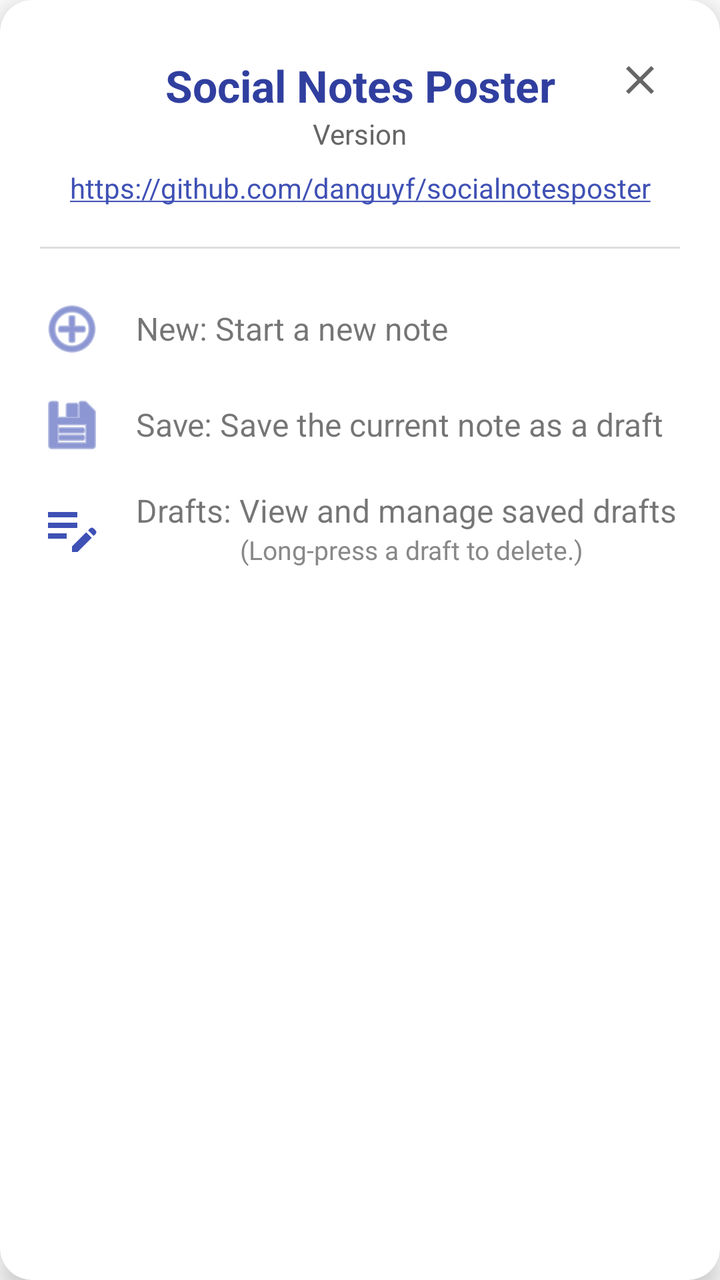
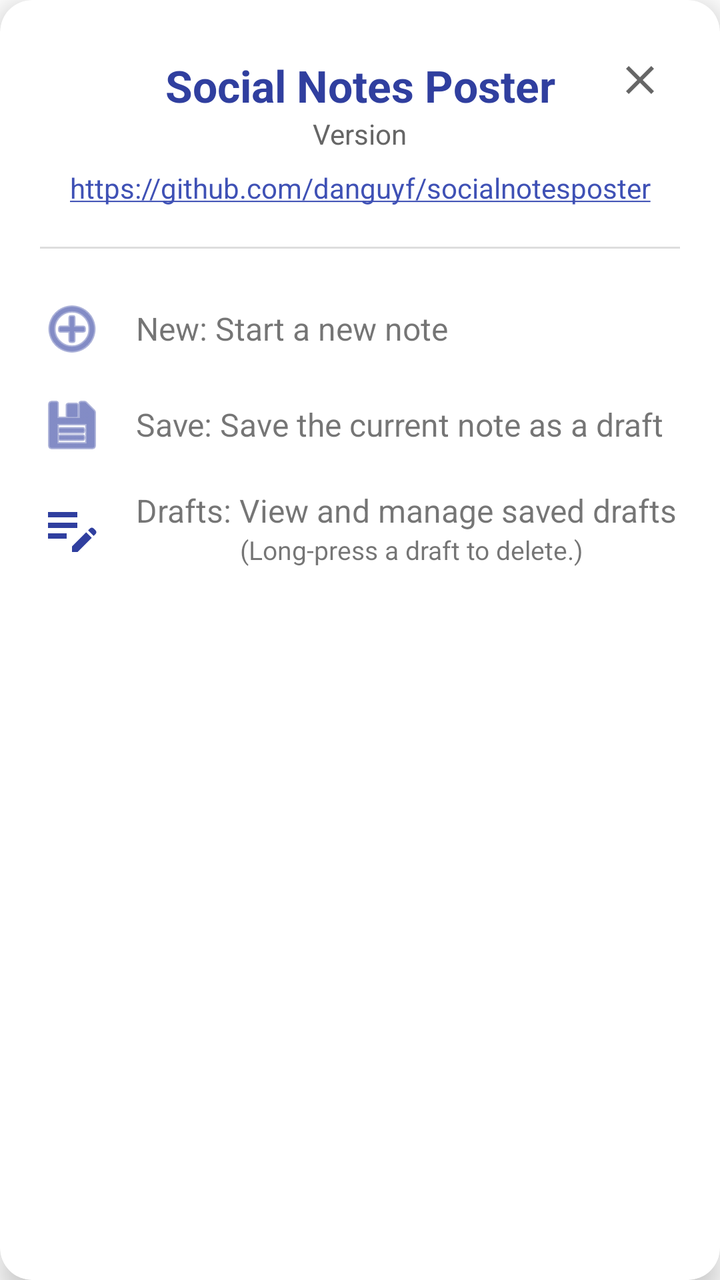

Two renders of the same Android screen: before a commit and after it. Below are the layout's source before the change and the commit's diff.
<!-- AndroidManifest.xml: application theme Theme.SocialNotesPoster -->
<!-- res/layout/dialog_help.xml -->
<?xml version="1.0" encoding="utf-8"?>
<com.google.android.material.card.MaterialCardView xmlns:android="http://schemas.android.com/apk/res/android"
    xmlns:app="http://schemas.android.com/apk/res-auto"
    android:layout_width="match_parent"
    android:layout_height="wrap_content"
    app:cardCornerRadius="16dp"
    app:cardElevation="8dp"
    android:layout_margin="24dp">

    <androidx.constraintlayout.widget.ConstraintLayout
        android:layout_width="match_parent"
        android:layout_height="wrap_content"
        android:padding="20dp">

        <ImageButton
            android:id="@+id/btnCloseHelp"
            android:layout_width="40dp"
            android:layout_height="40dp"
            android:background="?attr/selectableItemBackgroundBorderless"
            android:src="@drawable/ic_close_24"
            android:contentDescription="Close"
            app:layout_constraintTop_toTopOf="parent"
            app:layout_constraintEnd_toEndOf="parent" />

        <TextView
            android:id="@+id/tvAppName"
            android:layout_width="wrap_content"
            android:layout_height="wrap_content"
            android:text="@string/app_name"
            android:textSize="22sp"
            android:textStyle="bold"
            android:textColor="@color/indigo_700"
            app:layout_constraintTop_toTopOf="parent"
            app:layout_constraintStart_toStartOf="parent"
            app:layout_constraintEnd_toEndOf="parent"
            android:layout_marginTop="8dp"/>

        <TextView
            android:id="@+id/tvAppVersion"
            android:layout_width="wrap_content"
            android:layout_height="wrap_content"
            android:text="Version"
            android:textSize="14sp"
            android:textColor="#666666"
            app:layout_constraintTop_toBottomOf="@id/tvAppName"
            app:layout_constraintStart_toStartOf="parent"
            app:layout_constraintEnd_toEndOf="parent" />

        <TextView
            android:id="@+id/tvRepoLink"
            android:layout_width="wrap_content"
            android:layout_height="wrap_content"
            android:text="@string/app_repo_url"
            android:textColor="@color/indigo_500"
            android:textSize="14sp"
            android:layout_marginTop="8dp"
            android:autoLink="web"
            android:linksClickable="true"
            app:layout_constraintTop_toBottomOf="@id/tvAppVersion"
            app:layout_constraintStart_toStartOf="parent"
            app:layout_constraintEnd_toEndOf="parent" />

        <View
            android:id="@+id/divider"
            android:layout_width="match_parent"
            android:layout_height="1dp"
            android:background="#DDDDDD"
            android:layout_marginTop="20dp"
            app:layout_constraintTop_toBottomOf="@id/tvRepoLink" />

        <LinearLayout
            android:layout_width="match_parent"
            android:layout_height="wrap_content"
            android:orientation="vertical"
            android:layout_marginTop="16dp"
            app:layout_constraintTop_toBottomOf="@id/divider"
            app:layout_constraintBottom_toBottomOf="parent">

            <LinearLayout
                android:layout_width="match_parent"
                android:layout_height="wrap_content"
                android:orientation="horizontal"
                android:gravity="center_vertical"
                android:paddingVertical="8dp">
                <ImageView
                    android:layout_width="32dp"
                    android:layout_height="32dp"
                    android:src="@android:drawable/ic_menu_add"
                    app:tint="@color/indigo_500" />
                <TextView
                    android:layout_width="wrap_content"
                    android:layout_height="wrap_content"
                    android:text="@string/icon_new_desc"
                    android:layout_marginStart="16dp"
                    android:textSize="16sp"/>
            </LinearLayout>

            <LinearLayout
                android:layout_width="match_parent"
                android:layout_height="wrap_content"
                android:orientation="horizontal"
                android:gravity="center_vertical"
                android:paddingVertical="8dp">
                <ImageView
                    android:layout_width="32dp"
                    android:layout_height="32dp"
                    android:src="@android:drawable/ic_menu_save"
                    app:tint="@color/indigo_500" />
                <TextView
                    android:layout_width="wrap_content"
                    android:layout_height="wrap_content"
                    android:text="@string/icon_save_desc"
                    android:layout_marginStart="16dp"
                    android:textSize="16sp"/>
            </LinearLayout>

            <LinearLayout
                android:layout_width="match_parent"
                android:layout_height="wrap_content"
                android:orientation="horizontal"
                android:gravity="center_vertical"
                android:paddingVertical="8dp">
                <ImageView
                    android:layout_width="32dp"
                    android:layout_height="32dp"
                    android:src="@drawable/baseline_edit_note_24"
                    app:tint="@color/indigo_500" />
                <LinearLayout
                    android:layout_width="wrap_content"
                    android:layout_height="wrap_content"
                    android:orientation="vertical"
                    android:layout_marginStart="16dp">
                    <TextView
                        android:layout_width="wrap_content"
                        android:layout_height="wrap_content"
                        android:text="@string/icon_drafts_desc"
                        android:textSize="16sp"/>

                    <TextView
                        android:layout_width="wrap_content"
                        android:layout_height="wrap_content"
                        android:layout_marginStart="52dp"
                        android:text="@string/long_press_delete_hint"
                        android:textColor="#888888"
                        android:textSize="13sp" />
                </LinearLayout>
            </LinearLayout>

        </LinearLayout>

    </androidx.constraintlayout.widget.ConstraintLayout>

</com.google.android.material.card.MaterialCardView>
<!-- resources referenced by this layout -->
<resources>
  <color name="indigo_500">#3F51B5</color>
  <color name="indigo_700">#303F9F</color>
  <!-- drawable baseline_edit_note_24 (drawable) -->
  <vector xmlns:android="http://schemas.android.com/apk/res/android"
      android:width="24dp"
      android:height="24dp"
      android:viewportWidth="24"
      android:viewportHeight="24"
      android:tint="?attr/colorControlNormal">
    <path
        android:fillColor="@android:color/white"
        android:pathData="M3,10h11v2H3V10zM3,8h11V6H3V8zM3,16h7v-2H3V16zM18.01,12.87l0.71,-0.71c0.39,-0.39 1.02,-0.39 1.41,0l0.71,0.71c0.39,0.39 0.39,1.02 0,1.41l-0.71,0.71L18.01,12.87zM17.3,13.58l-5.3,5.3V21h2.12l5.3,-5.3L17.3,13.58z"/>
  </vector>
  <!-- drawable ic_close_24 (drawable) -->
  <vector xmlns:android="http://schemas.android.com/apk/res/android"
      android:width="24dp"
      android:height="24dp"
      android:viewportWidth="24"
      android:viewportHeight="24"
      android:tint="?attr/colorControlNormal">
    <path
        android:fillColor="@android:color/white"
        android:pathData="M19,6.41L17.59,5,12,10.59,6.41,5,5,6.41,10.59,12,5,17.59,6.41,19,12,13.41,17.59,19,19,17.59,13.41,12z"/>
  </vector>
  <string name="app_name">Social Notes Poster</string>
  <string name="app_repo_url">https://github.com/danguyf/socialnotesposter</string>
  <string name="icon_drafts_desc">Drafts: View and manage saved drafts</string>
  <string name="icon_new_desc">New: Start a new note</string>
  <string name="icon_save_desc">Save: Save the current note as a draft</string>
  <string name="long_press_delete_hint">(Long-press a draft to delete.)</string>
  <style name="Theme.SocialNotesPoster" parent="Theme.MaterialComponents.DayNight.DarkActionBar">
          
          <item name="colorPrimary">@color/indigo_500</item>
          <item name="colorPrimaryVariant">@color/indigo_700</item>
          <item name="colorOnPrimary">@color/white</item>
          
          <item name="colorSecondary">@color/indigo_500</item>
          <item name="colorOnSecondary">@color/white</item>
          
          <item name="android:statusBarColor">?attr/colorPrimaryVariant</item>
          <item name="android:windowLightStatusBar" tools:targetApi="m">false</item>
      </style>
  <color name="white">#FFFFFFFF</color>
</resources>

<!-- the commit's change to res/layout/dialog_help.xml (unified diff, before → after) -->
@@ -29,7 +29,7 @@
             android:text="@string/app_name"
             android:textSize="22sp"
             android:textStyle="bold"
-            android:textColor="@color/indigo_700"
+            android:textColor="@color/app_name_text_color"
             app:layout_constraintTop_toTopOf="parent"
             app:layout_constraintStart_toStartOf="parent"
             app:layout_constraintEnd_toEndOf="parent"
@@ -86,7 +86,7 @@
                     android:layout_width="32dp"
                     android:layout_height="32dp"
                     android:src="@android:drawable/ic_menu_add"
-                    app:tint="@color/indigo_500" />
+                    app:tint="@color/icon_color" />
                 <TextView
                     android:layout_width="wrap_content"
                     android:layout_height="wrap_content"
@@ -105,7 +105,7 @@
                     android:layout_width="32dp"
                     android:layout_height="32dp"
                     android:src="@android:drawable/ic_menu_save"
-                    app:tint="@color/indigo_500" />
+                    app:tint="@color/icon_color" />
                 <TextView
                     android:layout_width="wrap_content"
                     android:layout_height="wrap_content"
@@ -124,7 +124,7 @@
                     android:layout_width="32dp"
                     android:layout_height="32dp"
                     android:src="@drawable/baseline_edit_note_24"
-                    app:tint="@color/indigo_500" />
+                    app:tint="@color/icon_color" />
                 <LinearLayout
                     android:layout_width="wrap_content"
                     android:layout_height="wrap_content"
@@ -141,7 +141,6 @@
                         android:layout_height="wrap_content"
                         android:layout_marginStart="52dp"
                         android:text="@string/long_press_delete_hint"
-                        android:textColor="#888888"
                         android:textSize="13sp" />
                 </LinearLayout>
             </LinearLayout>
<!-- resource entries referenced after the edit -->
@@ -1,5 +1,7 @@
 <!-- resources referenced by this layout -->
 <resources>
+  <color name="app_name_text_color">@color/indigo_700</color>
+  <color name="icon_color">@color/indigo_700</color>
   <color name="indigo_500">#3F51B5</color>
   <color name="indigo_700">#303F9F</color>
   <!-- drawable baseline_edit_note_24 (drawable) -->
